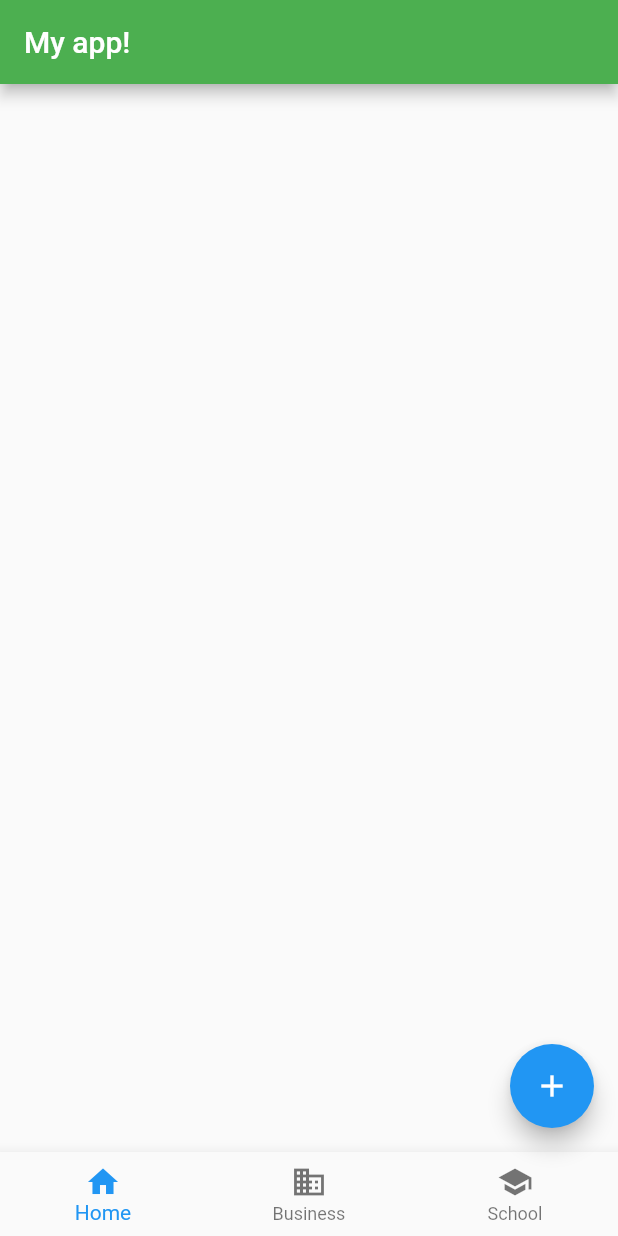
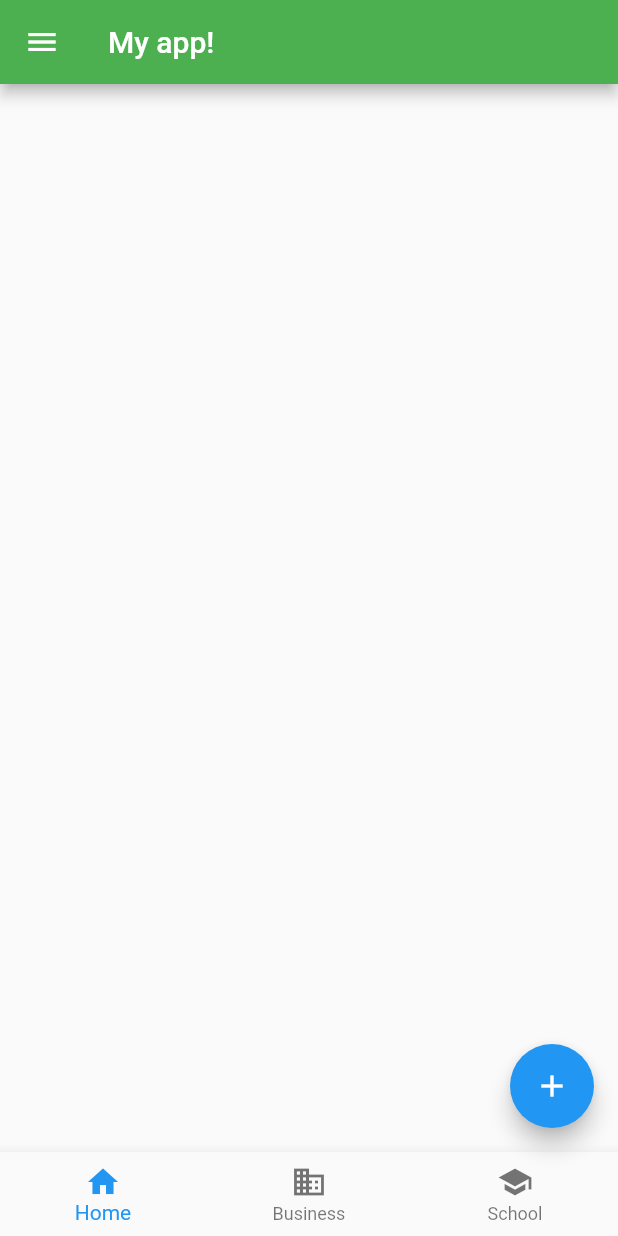
Before and after one commit to dev-sampsonorson/first_flutter_app, a Flutter app: the screen it shows after launch, on a phone screen of 412 x 824 dp. Run offline on Flutter 3.47's test engine with Material 2 defaults, Android fonts, the phone set to English and light mode, and no system bars.

Commit message:
feat(drawer): add a drawer to the scaffold

```diff
--- a/lib/main.dart
+++ b/lib/main.dart
@@ -37,6 +37,7 @@ class MyApp extends StatelessWidget {
             ),
           ],
         ),
+        drawer: const Drawer(child: Text('Yo!')),
       ),
     );
   }
```
